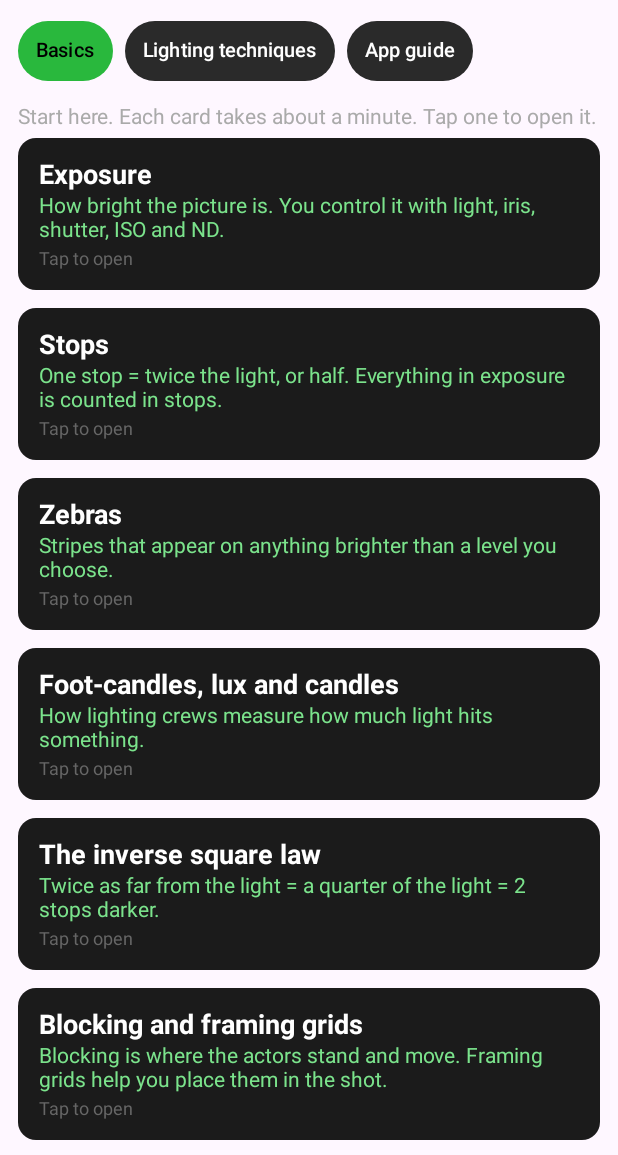
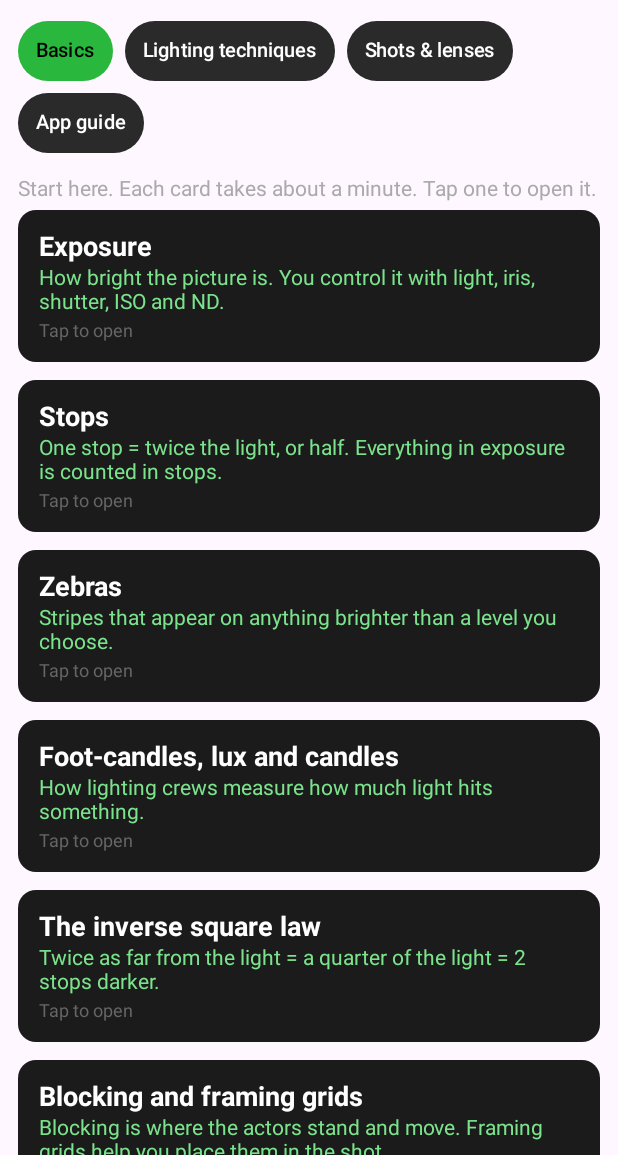
Before and after one commit to cattrabbitt/camzone, an Android app built with Jetpack Compose: the composable LearnScreen shown on its own in the app's theme, on a phone screen of 412 x 824 dp, the part 81-1236 px from its top. Run offline under Robolectric (Android 15) with nearby library versions, the phone set to English and light mode, and no system bars; libraries missing offline, so code that uses them is left out: androidx.camera.view; 5 statements that could not run were skipped.

Commit message:
Learn: Shots & lenses (sizes, angles, focal lengths, movement, coverage, blocking, mood cheat sheet)
Co-Authored-By: Claude Opus 5.5 <noreply@anthropic.com>
Claude-Session: https://claude.ai/code/session_01JaJBqf2rmYK8p8rn4UBUok

```diff
--- a/app/src/main/java/com/cameroncurrin/camzone/LearnScreen.kt
+++ b/app/src/main/java/com/cameroncurrin/camzone/LearnScreen.kt
@@ -52,7 +52,7 @@ fun LearnScreen(onHome: () -> Unit = {}) {
             }
         }
         FlowRow(horizontalArrangement = Arrangement.spacedBy(8.dp), modifier = Modifier.padding(start = 12.dp, end = 12.dp, top = 10.dp)) {
-            listOf("Basics", "Lighting techniques", "App guide").forEachIndexed { i, l -> Chip(l, tab == i) { tab = i } }
+            listOf("Basics", "Lighting techniques", "Shots & lenses", "App guide").forEachIndexed { i, l -> Chip(l, tab == i) { tab = i } }
         }
         Box(Modifier.weight(1f)) {
             when (tab) {
@@ -63,6 +63,10 @@ fun LearnScreen(onHome: () -> Unit = {}) {
                 1 -> LessonList(
                     "Real setups you can build with your kit. Each one has a top-down map: camera at the bottom, subject in the middle.",
                     Lessons.techniques,
+                )
+                2 -> LessonList(
+                    "Shot sizes, angles, lenses, movement and coverage, and which to pick for the mood you want.",
+                    Lessons.shots,
                 )
                 else -> GuideScreen()
             }
--- a/app/src/main/java/com/cameroncurrin/camzone/Lessons.kt
+++ b/app/src/main/java/com/cameroncurrin/camzone/Lessons.kt
@@ -266,4 +266,135 @@ object Lessons {
             diagram = listOf(DLight("Lamp (practical)", 70f, 0.9f, DLight.Kind.PRACTICAL), DLight("Key from lamp side", 60f, 0.65f)),
         ),
     )
+
+    /** Shots, angles, lenses and movement: what each choice does to the audience, and when to pick it. */
+    val shots = listOf(
+        Lesson(
+            "sizes", "Shot sizes",
+            "How much of the person is in frame decides how close the audience feels.",
+            listOf(
+                "Extreme wide / establishing: the whole place, people small. Tells the audience where we are. Mood: scale, isolation, awe, a person lost in their world.",
+                "Wide / full shot: head to toe with room around them. Shows body language and the space they move through. Good for action, comedy (physical timing) and blocking you want to read clearly.",
+                "Cowboy / medium wide: mid-thigh up. Two people talking with gestures, walk-and-talks.",
+                "Medium shot: waist up. The neutral everyday conversation size. Feels objective, like standing in the room with them.",
+                "Medium close-up: chest up. The workhorse for dialogue: we read the face but still see posture.",
+                "Close-up: face fills most of the frame. Emotion, decisions, the moment something lands. Use it when it matters: if everything is a close-up, nothing is.",
+                "Extreme close-up: eyes, lips, a hand, a detail. Tension, obsession, a clue the audience must notice. Your probe lens lives here.",
+                "Insert: an object (a phone screen, a key, a gun on the table). Gives the audience information and is great for hiding cuts.",
+                "Rule of thumb: start wider to set the scene, get tighter as the emotion rises, and save your tightest shot for the scene's turning point.",
+            ),
+            tryIt = listOf(
+                "Shoot the same 20-second moment in a wide, a medium and a close-up. Cut it three ways in Resolve and watch how the feeling changes with only the size.",
+                "Watch one scene from a film you love with the sound off and write down each shot size. Note where it goes tightest.",
+            ),
+        ),
+        Lesson(
+            "angles", "Camera angles",
+            "Where the camera sits, above, level or below, changes how powerful a character feels.",
+            listOf(
+                "Eye level: neutral and honest. The default for most dialogue. Put the lens at the actor's eye height, not yours.",
+                "Low angle (camera below the eyes, looking up): the character feels powerful, threatening or heroic. Go lower and wider for menace.",
+                "High angle (camera above, looking down): the character feels small, weak, trapped or watched.",
+                "Overhead / bird's-eye: straight down. Detached, godlike, or showing a pattern (a body on a bed, a table spread). Feels like fate.",
+                "Dutch angle (tilted horizon): unease, madness, a world off balance. Strong spice: use it for a reason and sparingly.",
+                "Over-the-shoulder (OTS): the back of one person's shoulder in frame while we see the other's face. Connects two people and places us in the conversation.",
+                "POV: what the character sees. Pulls the audience into their head; great for horror and discovery.",
+                "Angles change over a scene: a character can start shot from above and end shot from below as they take control.",
+            ),
+            tryIt = listOf(
+                "Shoot one line of dialogue from eye level, low and high on the 35mm. Same line, three different characters.",
+                "In a two-person scene, shoot the stronger character slightly from below and the weaker slightly from above. Swap halfway when the power flips.",
+            ),
+        ),
+        Lesson(
+            "lenses", "Lenses and focal lengths (mm)",
+            "Wide lenses exaggerate space and closeness; long lenses flatten space and isolate.",
+            listOf(
+                "The PYXIS 6K has a full-frame sensor, so these ranges are full-frame numbers. DX/APS-C lenses (Sigma 18-35, Tokina 11-16) don't cover the full sensor: use them in a Super 35 crop mode or expect dark corners.",
+                "Ultra-wide, 11 to 20mm: huge space, strong distortion up close. Faces bend and noses grow if you get near. Mood: unease, chaos, a character too close for comfort, or big empty spaces. Your 18mm and the Tokina.",
+                "Wide, 24 to 35mm: shows the room around the person while still feeling natural. Great for handheld, walk-and-talks and putting the audience in the space with someone. Your 35mm, Zeiss 28, 24-105 at the wide end.",
+                "Normal, 40 to 58mm: close to how the eye sees. Honest and invisible. Many films live here. Your 50mm, Takumar 50, Helios 58 (with its swirly background).",
+                "Short telephoto, 75 to 105mm: flattering faces, soft backgrounds. The classic close-up and interview lens. Your 85mm.",
+                "Telephoto, 135mm and up: you stand far back, so the background looks pulled in and squashed against the subject (compression). Isolates people from the world, feels observed or voyeuristic, and makes running toward camera feel endless. Your Carenar 135 and the 75-200.",
+                "It's really about distance: a 'wide lens look' comes from the camera being close; a 'long lens look' comes from being far away. The lens just decides how much fits in the frame from there.",
+                "Depth of field: longer lenses and wider apertures give a softer background at the same framing. For a deep, everything-sharp look, go wider and stop down to T5.6 or more (light accordingly).",
+            ),
+            tryIt = listOf(
+                "Frame the same medium close-up on the 18mm, 35mm, 50mm and 85mm by moving the camera to keep the face the same size. Compare the face shape and the background.",
+                "Shoot someone walking toward camera on the 18mm, then on the 135mm from far back. The 18mm rushes; the 135mm crawls.",
+            ),
+            gear = "Primes: 18, 28 (Zeiss), 35, 50 (and the Takumar), 58 (Helios), 85, 135 (Carenar). Zooms: 24-105, 75-200 with macro. Probe lens for extreme close-ups.",
+        ),
+        Lesson(
+            "movement", "Camera movement",
+            "Move the camera when the story or the character moves. Each move has a feeling.",
+            listOf(
+                "Static (locked off): calm, controlled, observational. Lets the actors and the frame do the work. Comedy and tension both love a still frame. Sachtler tripod or the K5S head.",
+                "Pan and tilt: turning the camera on the spot. Follows action or reveals something new. A slow pan reveal builds anticipation; a whip pan is energy or a punchline.",
+                "Push in (dolly in): moving toward the subject. Realization, rising emotion, 'this matters'. A slow push during a key line is one of the strongest tools you have. Dana Dolly.",
+                "Pull out (dolly out): moving away. Loneliness, revealing context, an ending. Dana Dolly or walking back on the gimbal.",
+                "Tracking / trucking: moving alongside the subject. Keeps us with a character in motion, walk-and-talks, chases. Dana Dolly for short smooth moves, gimbal or spring arm for long ones.",
+                "Handheld: urgent, raw, documentary, inside a character's anxiety. The Easyrig Minimax takes the weight so you can hold it steady enough for long takes.",
+                "Gimbal / stabilized float: dreamlike, gliding, following through spaces. RS 4 Pro, or the Flycam arm and vest for the heavier PYXIS rig.",
+                "Crane / jib (rising or falling): a rise lifts the audience away (an ending, awe); a drop brings us down into a scene. A drone does this outdoors (the Mavic Air 2 and Mavic 2).",
+                "Rack focus: shifting focus between two things in the same frame. Moves attention without cutting. The dolly zoom (push in while zooming out, or the reverse) makes the background stretch around the subject: vertigo, shock, the world shifting.",
+                "Rule: every move should start and stop with a reason, like an actor's move, a look or a line. A move with no motivation feels like the camera showing off.",
+            ),
+            tryIt = listOf(
+                "Shoot a slow 5-second push on the 50mm during a single line ('I know what you did'). Then shoot it static. Watch both.",
+                "Do a walk-and-talk twice: handheld with the Easyrig, then on the gimbal. Note which feels urgent and which feels calm.",
+            ),
+        ),
+        Lesson(
+            "coverage", "Coverage and the 180° rule",
+            "Get the shots the edit needs, and keep the audience oriented.",
+            listOf(
+                "Coverage is the set of shots that cover a scene: usually a master (wide, the whole scene), then mediums and close-ups of each actor, over-the-shoulders, and inserts.",
+                "180° rule: draw an imaginary line through the two people talking. Keep the camera on one side of it. Then person A always looks right and person B looks left, and the audience never gets confused about where they are.",
+                "Crossing the line on purpose is allowed: do it on camera with a move (so we see it happen), or to signal that something has flipped between the characters.",
+                "30° rule: when you cut between two shots of the same person, change the angle by at least 30° or change the shot size a lot. Smaller changes look like a mistake (a jump cut).",
+                "Match your singles: shoot both actors' close-ups on the same lens at the same distance and height so the edit feels balanced. Change that on purpose when one character should feel bigger.",
+                "Eyelines: in singles, have the off-camera actor stand right beside the lens so the eyeline is close. The closer to the lens, the more intimate.",
+                "Order on a small crew: light and shoot the master, then turn around once for each side. Fewer lighting changes = more takes.",
+            ),
+            tryIt = listOf(
+                "Block a two-person scene, mark the 180° line with tape on the floor, and shoot master, two OTS and two close-ups without crossing it.",
+            ),
+        ),
+        Lesson(
+            "blocking-camera", "Blocking for the camera",
+            "Stage the actors so the frame tells the story before anyone speaks.",
+            listOf(
+                "Block first, then light, then shoot. Rehearse the moves, put tape marks down, then light the marks.",
+                "Distance between characters is emotion: far apart = conflict or distance; closing the gap = connection or threat.",
+                "Depth staging: one character close to the lens, another deep in the frame. Lets you shoot a whole exchange in one shot and shows who dominates.",
+                "Triangle blocking: place two actors and the camera in a triangle so both faces read without cutting.",
+                "Let the actor's move motivate the camera's move: they stand, the camera rises; they walk to the window, we track with them.",
+                "Reveal by blocking: an actor steps aside to reveal someone behind them, or walks out of frame to leave something behind.",
+                "Light and blocking together: turn the actor so their face goes into the key at the important line. Cam Zone's Spot mode on each mark tells you if it reads.",
+            ),
+            tryIt = listOf(
+                "Shoot a two-person argument in one shot with no cuts. Use distance and depth only to show who's winning.",
+            ),
+        ),
+        Lesson(
+            "mood", "Picking shots for a mood",
+            "A quick cheat sheet: shot size, angle, lens and movement together.",
+            listOf(
+                "Tension / dread: tight shots, slightly low or Dutch angle, wide lens close to faces, slow push in or locked off and long. Leave empty space in the frame where something could appear.",
+                "Intimacy / romance: close-ups on 50 to 85mm, eye level, soft background, gentle handheld or slow push. Keep the camera close and the light soft.",
+                "Power / dominance: low angle, wider lens, character large in frame and centered. Their opponent from above and smaller in frame.",
+                "Isolation / loneliness: wide shot, character small and off center, lots of negative space, static or a slow pull out. Or a long lens from far away, cut off from the world.",
+                "Chaos / urgency: handheld, wide lens, quick moves and whip pans, cuts on movement, shot sizes jumping.",
+                "Calm / awe: wide, static or slow floating moves (gimbal, rising crane or drone), symmetrical frames, longer takes.",
+                "Comedy: wide enough to see the timing, static frames, centered and symmetrical, cut to the reaction.",
+                "Mystery / discovery: POV, slow pans revealing the room, inserts on clues, rack focus between the character and what they notice.",
+                "Horror: wide lens close to faces, high angles on the victim, long static shots that make the audience search the frame, slow pushes toward doorways.",
+            ),
+            tryIt = listOf(
+                "Pick one scene from your next film and choose a mood for it. Write one shot for each line: size, angle, lens and move. Then shoot it.",
+                "Use the Match tab on a still from a film with the mood you want, and copy its shot size and angle along with the light.",
+            ),
+        ),
+    )
 }
```
